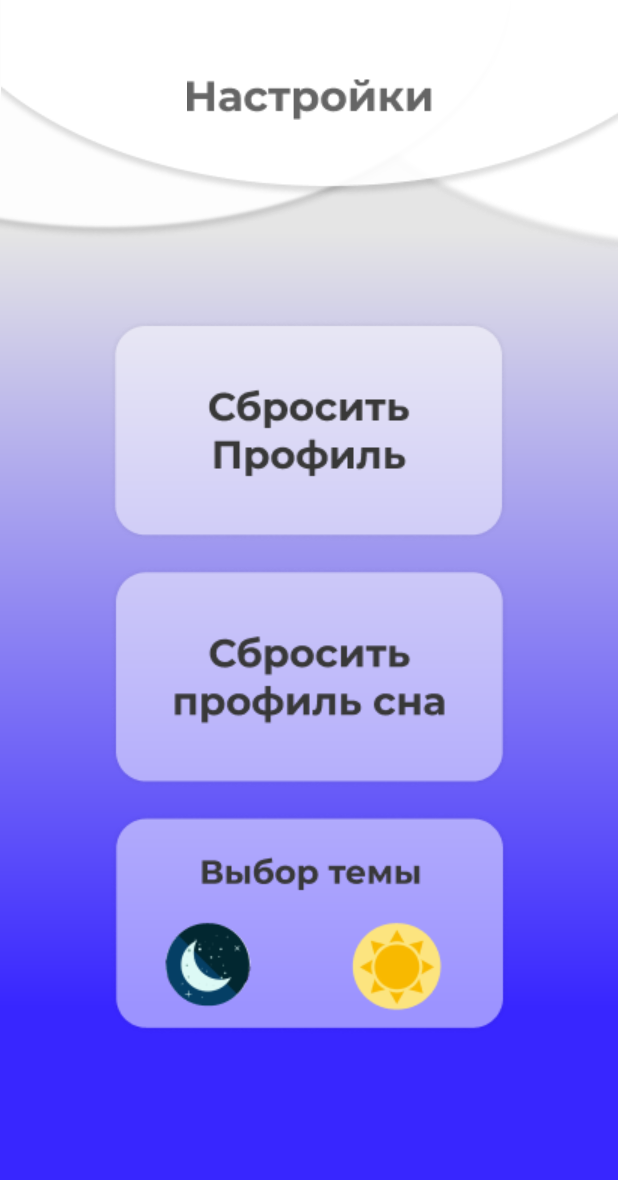
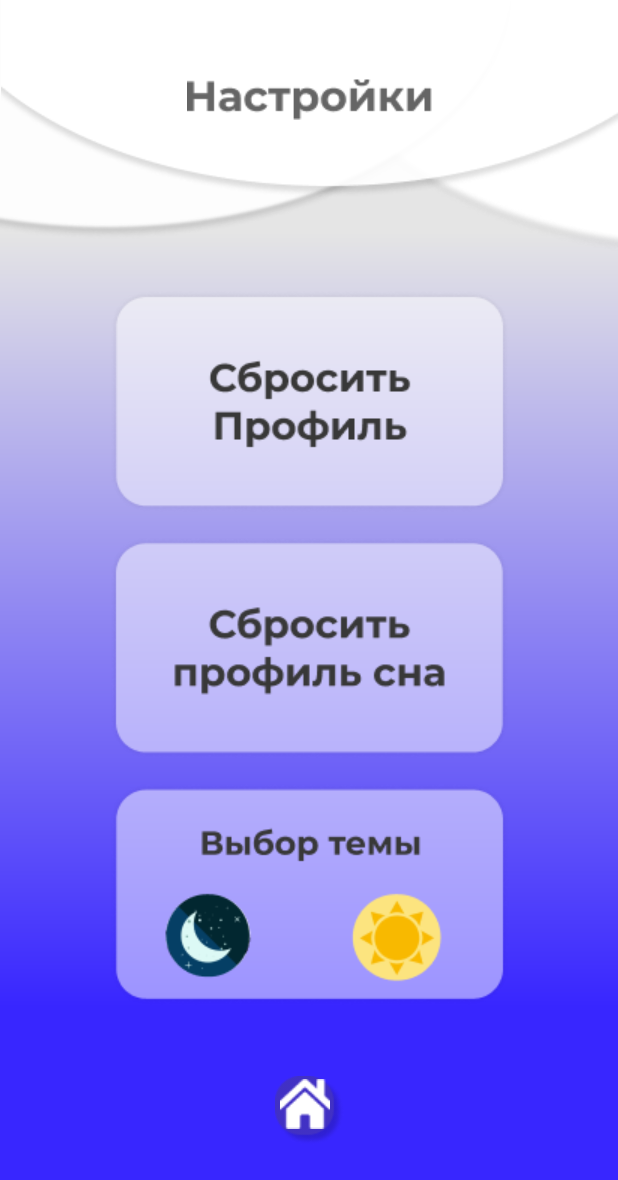
Before and after one commit to loxigl/SleepLab, an Android app: the Settings screen opened directly, with no data from a screen before it, on a phone screen of 412 x 824 dp. Shown: the top 1180 px of the screen. Run offline under Robolectric (Android 15) with nearby library versions, the phone set to English and light mode, and no system bars; Roboto replaces fonts that are not available here.

Commit message:
немного работы

```diff
--- a/app/src/main/java/com/example/project/LoginScreen.java
+++ b/app/src/main/java/com/example/project/LoginScreen.java
@@ -78,6 +78,9 @@
        }
        Toast.makeText(this, "Пол выбран", Toast.LENGTH_SHORT).show();
    }
+    public void onBackPressed() {
+
+    }
 
 
 
--- a/app/src/main/res/layout/activity_settings.xml
+++ b/app/src/main/res/layout/activity_settings.xml
@@ -50,10 +50,9 @@
         android:layout_height="wrap_content"
         app:layout_constraintBottom_toBottomOf="parent"
         app:layout_constraintEnd_toEndOf="parent"
-        app:layout_constraintHorizontal_bias="0.496"
         app:layout_constraintStart_toStartOf="parent"
         app:layout_constraintTop_toBottomOf="@+id/imageView17"
-        app:layout_constraintVertical_bias="0.15"
+        app:layout_constraintVertical_bias="0.114"
         app:srcCompat="@drawable/group3" />
 
     <ImageView
@@ -121,4 +120,40 @@
         app:layout_constraintTop_toTopOf="@+id/imageView22"
         tools:ignore="SpeakableTextPresentCheck,SpeakableTextPresentCheck" />
 
+    <ImageView
+        android:id="@+id/imageView11"
+        android:layout_width="46dp"
+        android:layout_height="46dp"
+        android:scaleType="fitXY"
+        app:layout_constraintBottom_toBottomOf="parent"
+        app:layout_constraintEnd_toEndOf="parent"
+        app:layout_constraintStart_toStartOf="parent"
+        app:layout_constraintTop_toBottomOf="@+id/imageView23"
+        app:layout_constraintVertical_bias="0.44"
+        app:srcCompat="@drawable/home_background" />
+
+    <ImageView
+        android:id="@+id/imageView14"
+        android:layout_width="33dp"
+        android:layout_height="33dp"
+        app:layout_constraintBottom_toBottomOf="@+id/button2"
+        app:layout_constraintEnd_toEndOf="@+id/button2"
+        app:layout_constraintHorizontal_bias="0.26"
+        app:layout_constraintStart_toStartOf="@+id/imageView11"
+        app:layout_constraintTop_toTopOf="@+id/imageView11"
+        app:layout_constraintVertical_bias="0.16000003"
+        app:srcCompat="@drawable/home" />
+
+    <Button
+        android:id="@+id/button2"
+        android:layout_width="47dp"
+        android:layout_height="45dp"
+        android:background="#00FFFFFF"
+        app:layout_constraintBottom_toBottomOf="@+id/imageView11"
+        app:layout_constraintEnd_toEndOf="@+id/imageView11"
+        app:layout_constraintHorizontal_bias="0.0"
+        app:layout_constraintStart_toStartOf="@+id/imageView11"
+        app:layout_constraintTop_toTopOf="@+id/imageView11"
+        app:layout_constraintVertical_bias="0.0" />
+
 </androidx.constraintlayout.widget.ConstraintLayout>
```
Also changed, not shown: app/src/main/res/drawable/home.png (added), app/src/main/res/drawable/home_background.png (added), 1 other file.
